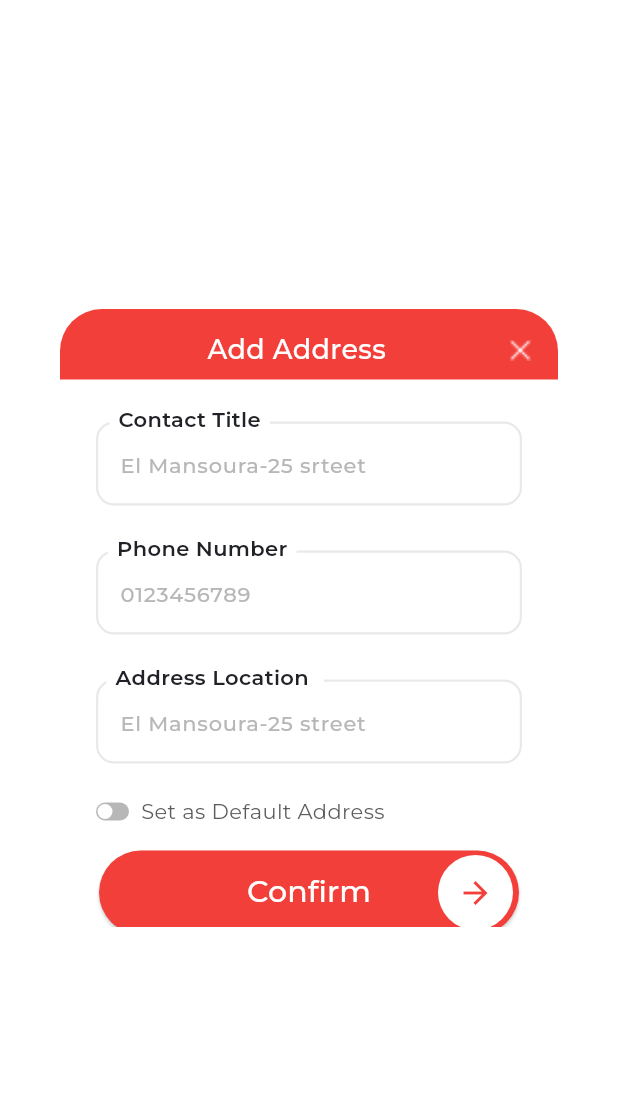
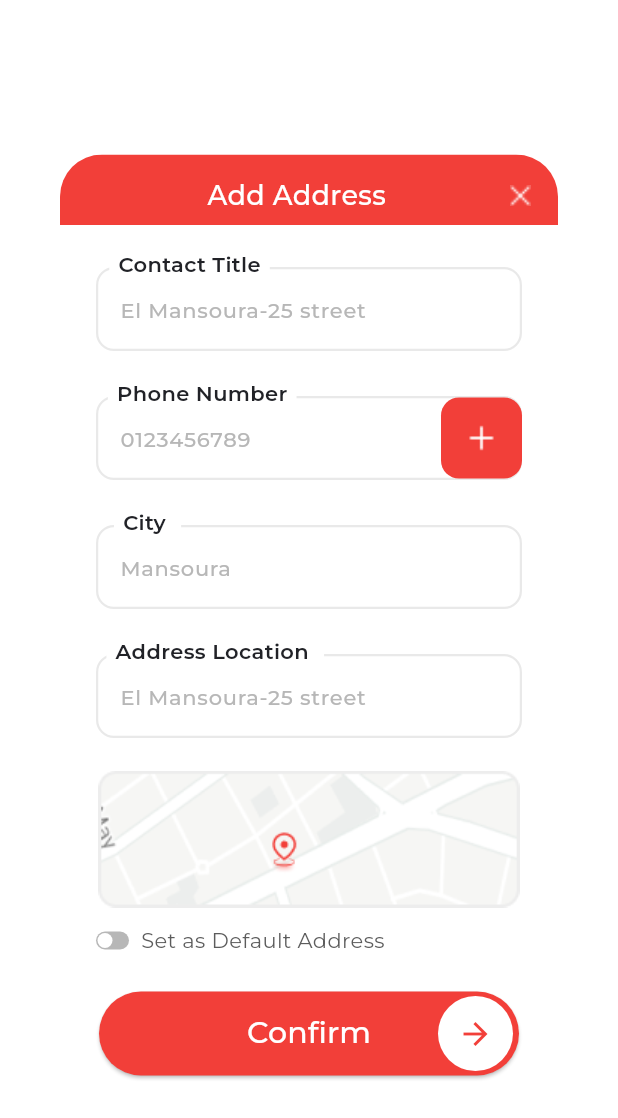
Before and after one commit to RowadElmostaqbel/singel-app, a Flutter app: the AddNewAddressDialog widget shown alone on an empty page, opened directly, on a phone screen of 412 x 824 dp. Shown: the top 1118 px of the screen. Run offline on Flutter 3.47's test engine with Material 3 defaults, Android fonts, the phone set to English and light mode, and no system bars; our stand-ins replace animated_splash_screen, carousel_slider, easy_stepper, flutter_bloc, flutter_credit_card, flutter_hooks and 5 more; missing offline and left inert: credit_card_type_detector.

Commit message:
add address commit

```diff
--- a/lib/features/checkout/presentation/widgets/add_new_address_dialog.dart
+++ b/lib/features/checkout/presentation/widgets/add_new_address_dialog.dart
@@ -1,5 +1,4 @@
 import 'package:flutter/material.dart';
-import 'package:flutter_bloc/flutter_bloc.dart';
 import 'package:single_resturant_app/core/utils/extensions.dart';
 import '../../../../core/utils/app_colors.dart';
 import '../../../../core/utils/text_styles.dart';
@@ -26,7 +25,7 @@ class _AddNewAddressDialogState extends State<AddNewAddressDialog> {
       content: ClipRRect(
         borderRadius: BorderRadius.circular(28),
         child: SizedBox(
-          height: context.height * 0.5,
+          height: context.height * 0.75,
           child: Column(
             children: [
               Container(
@@ -72,20 +71,47 @@ class _AddNewAddressDialogState extends State<AddNewAddressDialog> {
                 validator: (value) {
                   return null;
                 },
-                hintText: "El Mansoura-25 srteet",
+                hintText: "El Mansoura-25 street",
                 controller: contactTitle,
                 label: "Contact Title",
                 onChanged: (String) {},
                 inputFormatters: [],
               ),
+              Stack(
+                children: [
+                  CardTextFormFiled(
+                    keyboardType: TextInputType.phone,
+                    validator: (value) {
+                      return null;
+                    },
+                    hintText: "0123456789",
+                    controller: phoneNumber,
+                    label: "Phone Number",
+                    onChanged: (String) {},
+                    inputFormatters: [],
+                  ),
+                  Positioned(
+                    right: 24,
+                    bottom: 23,
+                    child: Container(
+                      height: 54,
+                      width: 54,
+                      decoration: BoxDecoration(
+                          color: AppColors.primaryColor,
+                          borderRadius: BorderRadius.circular(12)),
+                      child: Image.asset("assets/icons/white_add.png"),
+                    ),
+                  )
+                ],
+              ),
               CardTextFormFiled(
-                keyboardType: TextInputType.phone,
+                keyboardType: TextInputType.text,
                 validator: (value) {
                   return null;
                 },
-                hintText: "0123456789",
-                controller: phoneNumber,
-                label: "Phone Number",
+                hintText: "Mansoura",
+                controller: addressLocation,
+                label: "City ",
                 onChanged: (String) {},
                 inputFormatters: [],
               ),
@@ -100,8 +126,9 @@ class _AddNewAddressDialogState extends State<AddNewAddressDialog> {
                 onChanged: (String) {},
                 inputFormatters: [],
               ),
+              Image.asset("assets/images/map_location.png"),
               Padding(
-                padding: const EdgeInsets.symmetric(horizontal: 24),
+                padding: const EdgeInsets.only(right: 24 , left: 24 , top: 12),
                 child: Row(
                   children: [
                     InkWell(
@@ -146,7 +173,7 @@ class _AddNewAddressDialogState extends State<AddNewAddressDialog> {
                 ),
               ),
               const SizedBox(
-                height: 16,
+                height: 24,
               ),
               SizedBox(
                 height: 56,
```
Also changed, not shown: assets/icons/white_add.png (added), assets/images/map_location.png (added).
